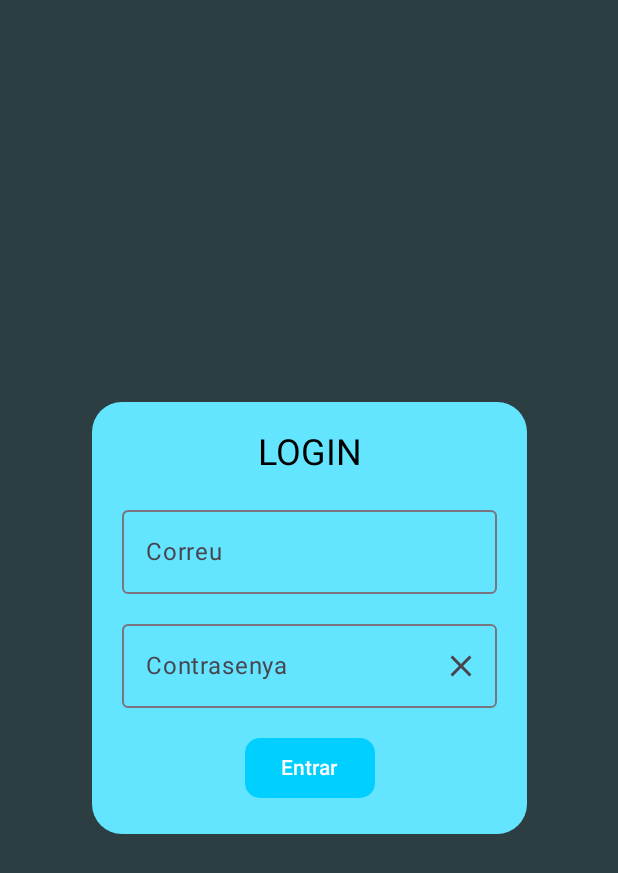
After one commit to mayoadria/Projecte-Final-EntreBicis, an Android app built with Jetpack Compose: the LoginScreen screen opened through its navigation route, on a phone screen of 412 x 824 dp. The commit adds this screen. Shown: the top 873 px of the screen. Run offline under Robolectric (Android 15) with nearby library versions, the phone set to English and light mode, and no system bars.

Commit message:
Crear Bottom Navigation en el Android

```diff
--- a/Frontend/app/build.gradle.kts
+++ b/Frontend/app/build.gradle.kts
@@ -49,6 +49,7 @@ dependencies {
     implementation(libs.androidx.ui.graphics)
     implementation(libs.androidx.ui.tooling.preview)
     implementation(libs.androidx.material3)
+    implementation(libs.androidx.navigation.compose)
     testImplementation(libs.junit)
     androidTestImplementation(libs.androidx.junit)
     androidTestImplementation(libs.androidx.espresso.core)
--- a/Frontend/app/src/main/java/cat/copernic/amayo/frontend/SistemaManagment/ui/llistaScreen.kt
+++ /dev/null
@@ -1 +0,0 @@
-package cat.copernic.amayo.frontend.usuariManagment.ui
--- /dev/null
+++ b/Frontend/app/src/main/java/cat/copernic/amayo/frontend/core/auth/SessionViewModel.kt
@@ -0,0 +1 @@
+package cat.copernic.amayo.frontend.core.auth
--- a/Frontend/app/src/main/java/cat/copernic/amayo/frontend/navigation/AppNavigation.kt
+++ b/Frontend/app/src/main/java/cat/copernic/amayo/frontend/navigation/AppNavigation.kt
@@ -1 +1,28 @@
 package cat.copernic.amayo.frontend.navigation
+
+import androidx.compose.foundation.layout.fillMaxSize
+import androidx.compose.runtime.Composable
+import androidx.compose.ui.Modifier
+import androidx.navigation.compose.NavHost
+import androidx.navigation.compose.composable
+import androidx.navigation.compose.rememberNavController
+import cat.copernic.amayo.frontend.SistemaManagment.ui.BottomNav
+import cat.copernic.amayo.frontend.SistemaManagment.ui.inici
+import cat.copernic.amayo.frontend.recompensaManagment.ui.recompensa
+import cat.copernic.amayo.frontend.usuariManagment.ui.LoginScreen
+import cat.copernic.amayo.frontend.usuariManagment.ui.perfil
+
+@Composable
+fun AppNavigation() {
+    val navController = rememberNavController()
+    NavHost(
+        navController = navController,
+        startDestination = "login",
+        modifier = Modifier.fillMaxSize()
+    ) {
+        composable("login") { LoginScreen(navController) }
+        composable("inici") { BottomNav(navController) }
+        composable("recompensa") { recompensa() }
+        composable("perfil") { perfil() }
+    }
+}
--- /dev/null
+++ b/Frontend/app/src/main/java/cat/copernic/amayo/frontend/usuariManagment/ui/LoginScreen.kt
@@ -0,0 +1,90 @@
+package cat.copernic.amayo.frontend.usuariManagment.ui
+
+import android.os.Bundle
+import androidx.activity.ComponentActivity
+import androidx.activity.compose.setContent
+import androidx.compose.foundation.background
+import androidx.compose.foundation.layout.*
+import androidx.compose.foundation.shape.RoundedCornerShape
+import androidx.compose.foundation.text.KeyboardOptions
+import androidx.compose.material3.*
+import androidx.compose.material.icons.Icons
+import androidx.compose.material.icons.filled.Clear
+import androidx.compose.material.icons.filled.Face
+import androidx.compose.runtime.*
+import androidx.compose.ui.Alignment
+import androidx.compose.ui.Modifier
+import androidx.compose.ui.graphics.Color
+import androidx.compose.ui.text.input.KeyboardType
+import androidx.compose.ui.text.input.PasswordVisualTransformation
+import androidx.compose.ui.text.input.VisualTransformation
+import androidx.compose.ui.unit.dp
+import androidx.compose.ui.unit.sp
+import androidx.navigation.NavController
+
+@Composable
+fun LoginScreen(navController: NavController) {
+    var email by remember { mutableStateOf("") }
+    var password by remember { mutableStateOf("") }
+    var passwordVisible by remember { mutableStateOf(false) }
+
+    Box(
+        modifier = Modifier
+            .fillMaxSize()
+            .background(Color(0xFF2C3E41)), // Fondo oscuro
+        contentAlignment = Alignment.Center
+    ) {
+        Column(
+            modifier = Modifier
+                .background(Color(0xFF64E5FF), shape = RoundedCornerShape(20.dp))
+                .padding(20.dp)
+                .width(250.dp),
+            horizontalAlignment = Alignment.CenterHorizontally
+        ) {
+            Text("LOGIN", fontSize = 24.sp, color = Color.Black)
+
+            Spacer(modifier = Modifier.height(16.dp))
+
+            // Campo Correo
+            OutlinedTextField(
+                value = email,
+                onValueChange = { email = it },
+                label = { Text("Correu") },
+                singleLine = true,
+                modifier = Modifier.fillMaxWidth()
+            )
+
+            Spacer(modifier = Modifier.height(12.dp))
+
+            // Campo Contraseña
+            OutlinedTextField(
+                value = password,
+                onValueChange = { password = it },
+                label = { Text("Contrasenya") },
+                singleLine = true,
+                visualTransformation = if (passwordVisible) VisualTransformation.None else PasswordVisualTransformation(),
+                keyboardOptions = KeyboardOptions(keyboardType = KeyboardType.Password),
+                trailingIcon = {
+                    IconButton(onClick = { passwordVisible = !passwordVisible }) {
+                        Icon(
+                            imageVector = if (passwordVisible) Icons.Default.Face else Icons.Default.Clear,
+                            contentDescription = "Toggle password visibility"
+                        )
+                    }
+                },
+                modifier = Modifier.fillMaxWidth()
+            )
+
+            Spacer(modifier = Modifier.height(16.dp))
+
+            // Botón Entrar
+            Button(
+                onClick = { navController.navigate("inici")},
+                colors = ButtonDefaults.buttonColors(containerColor = Color(0xFF00CFFF)),
+                shape = RoundedCornerShape(10.dp)
+            ) {
+                Text("Entrar", color = Color.White)
+            }
+        }
+    }
+}
--- a/Frontend/app/src/main/java/cat/copernic/amayo/frontend/usuariManagment/ui/llistaScreen.kt
+++ /dev/null
@@ -1 +0,0 @@
-package cat.copernic.amayo.frontend.usuariManagment.ui
--- /dev/null
+++ b/Frontend/app/src/main/java/cat/copernic/amayo/frontend/usuariManagment/viewmodels/LoginViewModel.kt
@@ -0,0 +1 @@
+package cat.copernic.amayo.frontend.usuariManagment.viewmodels
--- a/Frontend/gradle/libs.versions.toml
+++ b/Frontend/gradle/libs.versions.toml
@@ -8,6 +8,7 @@ espressoCore = "3.6.1"
 lifecycleRuntimeKtx = "2.8.7"
 activityCompose = "1.10.1"
 composeBom = "2024.04.01"
+navigationCompose = "2.8.9"
 
 [libraries]
 androidx-core-ktx = { group = "androidx.core", name = "core-ktx", version.ref = "coreKtx" }
@@ -24,6 +25,7 @@ androidx-ui-tooling-preview = { group = "androidx.compose.ui", name = "ui-toolin
 androidx-ui-test-manifest = { group = "androidx.compose.ui", name = "ui-test-manifest" }
 androidx-ui-test-junit4 = { group = "androidx.compose.ui", name = "ui-test-junit4" }
 androidx-material3 = { group = "androidx.compose.material3", name = "material3" }
+androidx-navigation-compose = { group = "androidx.navigation", name = "navigation-compose", version.ref = "navigationCompose" }
 
 [plugins]
 android-application = { id = "com.android.application", version.ref = "agp" }
```
Also changed, not shown: Frontend/app/src/main/java/cat/copernic/amayo/frontend/MainActivity.kt (+3 -25 lines), Frontend/app/src/main/java/cat/copernic/amayo/frontend/SistemaManagment/ui/BottomNav.kt (added, +48 -0 lines), Frontend/app/src/main/java/cat/copernic/amayo/frontend/SistemaManagment/ui/IniciScreen.kt (added, +9 -0 lines), Frontend/app/src/main/java/cat/copernic/amayo/frontend/navigation/BottomNavItem.kt (added, +15 -0 lines), Frontend/app/src/main/java/cat/copernic/amayo/frontend/navigation/BottomNavigation.kt (added, +38 -0 lines), Frontend/app/src/main/java/cat/copernic/amayo/frontend/recompensaManagment/ui/llistaRecompensa.kt (+8 -0 lines), Frontend/app/src/main/java/cat/copernic/amayo/frontend/usuariManagment/ui/PerfilScreen.kt (added, +9 -0 lines).
